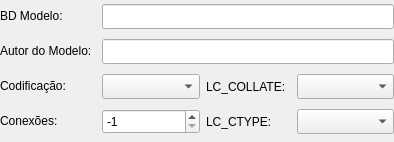
Above: pgmodeler_ui/ui/bancodadoswidget.ui from erdincay/pgmodeler-old before the change. Below: the same form after it.
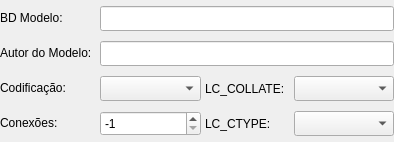
That is the form after the change.

Patch:
```diff
--- a/pgmodeler_ui/ui/bancodadoswidget.ui
+++ b/pgmodeler_ui/ui/bancodadoswidget.ui
@@ -23,6 +23,9 @@
    <property name="margin">
     <number>0</number>
    </property>
+   <property name="spacing">
+    <number>4</number>
+   </property>
    <item row="0" column="0">
     <widget class="QLabel" name="bdmodelo_lbl">
      <property name="sizePolicy">
```
